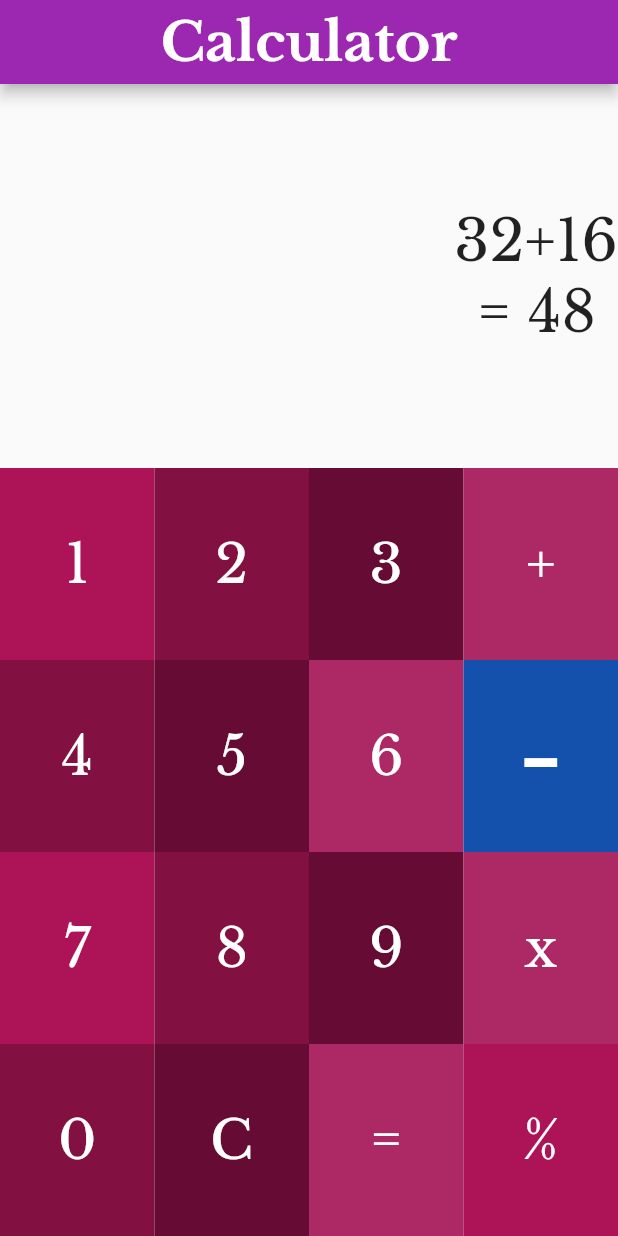
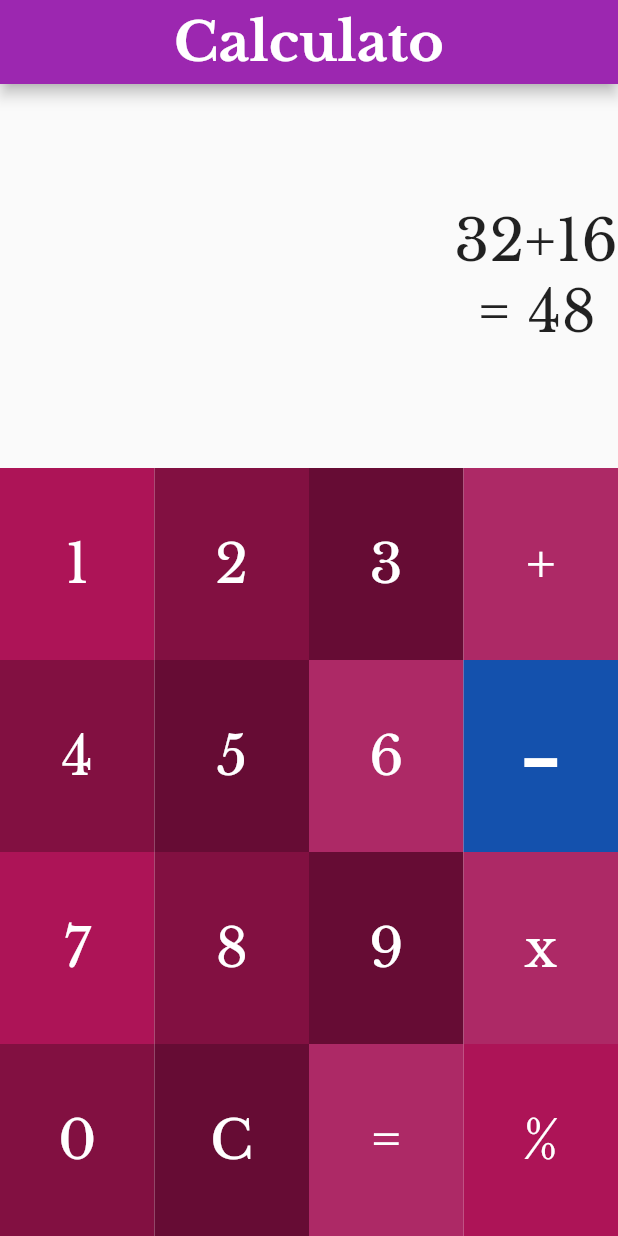
Before and after one commit to zakaria130/ttc-class, a Flutter app: the screen it shows after launch, on a phone screen of 412 x 824 dp. Run offline on Flutter 3.47's test engine with Material 2 defaults, Android fonts, the phone set to English and light mode, and no system bars; our stand-ins replace google_fonts.

Commit message:
first commit

```diff
--- a/lib/main.dart
+++ b/lib/main.dart
@@ -25,7 +25,7 @@ class _CalculatorState extends State<Calculator> {
             centerTitle: true,
             backgroundColor: Colors.purple,
             title: Text(
-              "Calculator",
+              "Calculato",
               style: GoogleFonts.libreBaskerville(
                   fontSize: 36, fontWeight: FontWeight.bold),
             ),
```
